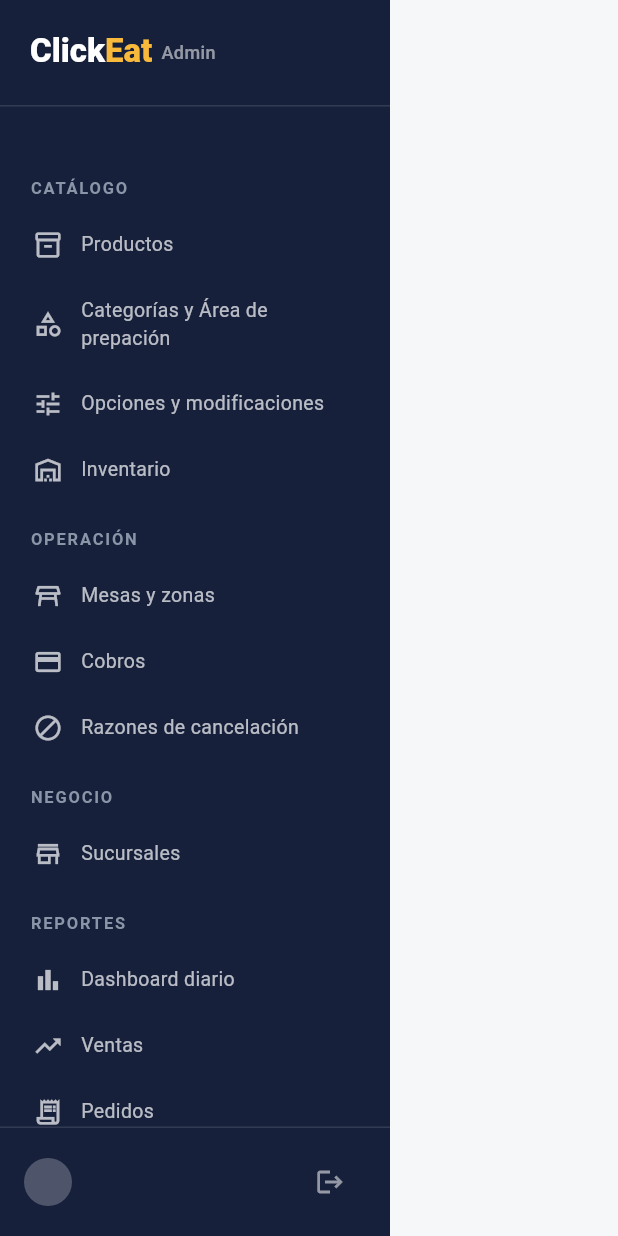
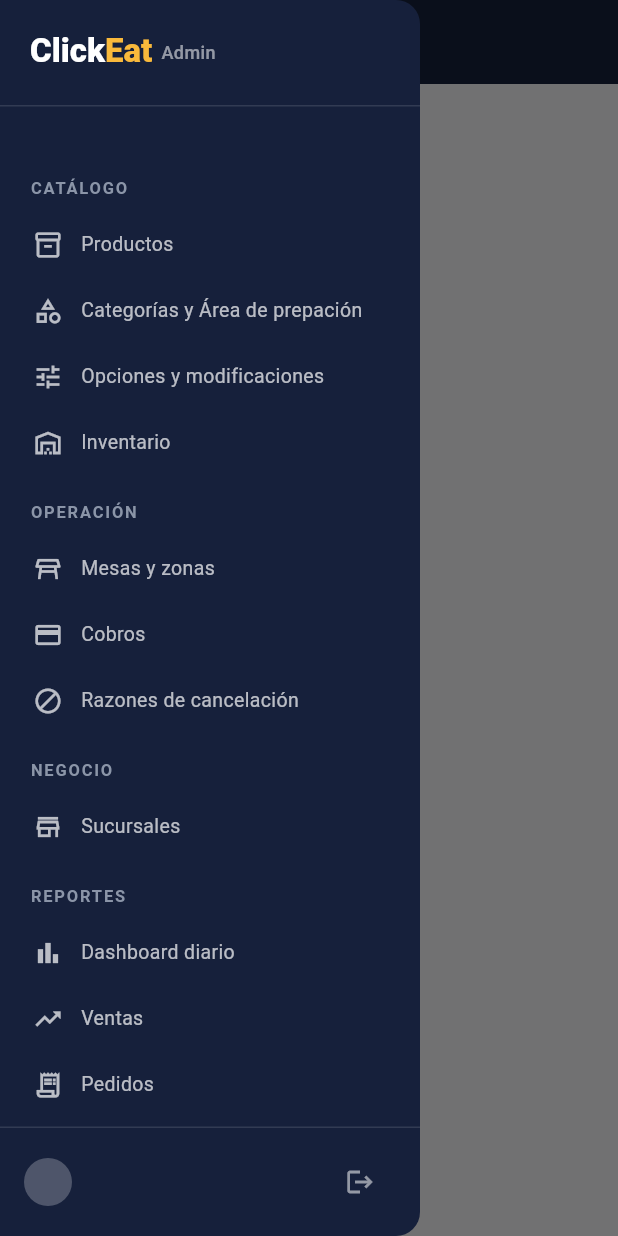
Before and after one commit to Tannake/DS-CLICKEAT-WEB-ADMIN-QA, a Flutter app: the ShellPage screen opened directly with empty values, with the side drawer open (before the commit the screen has no drawer), on a phone screen of 412 x 824 dp. Run offline on Flutter 3.47's test engine with Material 3 defaults, Android fonts, the phone set to English and light mode, and no system bars; our stand-ins replace dio, flutter_riverpod, go_router, pdf, shared_preferences, web; missing offline and left inert: dart:js_interop; accounts and stored records are empty.

Commit message:
responsive

```diff
--- /dev/null
+++ b/lib/core/responsive/breakpoints.dart
@@ -0,0 +1,3 @@
+/// Below this logical width the shell's permanent sidebar collapses into a
+/// drawer to leave room for page content (see `ShellPage`).
+const double kCompactBreakpoint = 900;
--- a/lib/features/reasons/presentation/reasons_page.dart
+++ b/lib/features/reasons/presentation/reasons_page.dart
@@ -2,6 +2,7 @@
 import 'package:flutter_riverpod/flutter_riverpod.dart';
 
 import 'package:ds_clickeat_web_admin/core/theme/app_theme.dart';
+import 'package:ds_clickeat_web_admin/core/widgets/scrollable_table.dart';
 import 'package:ds_clickeat_web_admin/features/premises/controllers/premises_controller.dart';
 import 'package:ds_clickeat_web_admin/features/reasons/controllers/reasons_controller.dart';
 import 'package:ds_clickeat_web_admin/features/reasons/models/cancel_reason.dart';
@@ -262,6 +263,8 @@
         ],
       ),
       clipBehavior: Clip.antiAlias,
+      child: ScrollableTable(
+        minWidth: 560,
         child: Column(
           children: [
             const _ReasonsTableHeader(),
@@ -281,6 +284,7 @@
               ),
             ),
           ],
+        ),
       ),
     );
   }
--- a/lib/features/shell/presentation/shell_page.dart
+++ b/lib/features/shell/presentation/shell_page.dart
@@ -2,8 +2,10 @@
 import 'package:flutter_riverpod/flutter_riverpod.dart';
 import 'package:go_router/go_router.dart';
 
+import 'package:ds_clickeat_web_admin/core/responsive/breakpoints.dart';
 import 'package:ds_clickeat_web_admin/core/theme/app_theme.dart';
 import 'package:ds_clickeat_web_admin/features/auth/controllers/session_controller.dart';
+import 'package:ds_clickeat_web_admin/features/auth/models/session.dart';
 import 'package:ds_clickeat_web_admin/features/premises/controllers/premises_controller.dart';
 import 'package:ds_clickeat_web_admin/features/premises/models/premise.dart';
 
@@ -69,6 +71,8 @@
 }
 
 class _ShellPageState extends ConsumerState<ShellPage> {
+  final _scaffoldKey = GlobalKey<ScaffoldState>();
+
   @override
   void initState() {
     super.initState();
@@ -97,8 +101,16 @@
     final premState = ref.watch(premisesControllerProvider);
     final session = ref.watch(sessionControllerProvider);
     final currentPath = GoRouterState.of(context).uri.path;
+    final sidebarContent =
+        _buildSidebarContent(premState, session, currentPath);
 
+    return LayoutBuilder(
+      builder: (context, constraints) {
+        final compact = constraints.maxWidth < kCompactBreakpoint;
+
+        if (!compact) {
           return Scaffold(
+            key: _scaffoldKey,
             backgroundColor: AppColors.background,
             body: Row(
               children: [
@@ -107,12 +119,55 @@
                   width: 260,
                   child: Material(
                     color: AppColors.sidebar,
-              child: Column(
+                    child: sidebarContent,
+                  ),
+                ),
+                // Content area
+                Expanded(child: widget.child),
+              ],
+            ),
+          );
+        }
+
+        return Scaffold(
+          key: _scaffoldKey,
+          backgroundColor: AppColors.background,
+          drawer: Drawer(
+            width: 280,
+            backgroundColor: AppColors.sidebar,
+            child: SafeArea(child: sidebarContent),
+          ),
+          body: Column(
+            children: [
+              _CompactTopBar(
+                premState: premState,
+                currentPath: currentPath,
+                onMenuTap: () => _scaffoldKey.currentState?.openDrawer(),
+                onSelectPremise: (id) => ref
+                    .read(premisesControllerProvider.notifier)
+                    .select(id),
+              ),
+              Expanded(child: widget.child),
+            ],
+          ),
+        );
+      },
+    );
+  }
+
+  /// The sidebar's content (logo, branch selector, menu, user/logout),
+  /// shared between the permanent wide-layout sidebar and the compact
+  /// layout's drawer.
+  Widget _buildSidebarContent(
+    PremisesState premState,
+    Session? session,
+    String currentPath,
+  ) {
+    return Column(
       children: [
         // Logo
         Padding(
-                    padding: const EdgeInsets.symmetric(
-                        horizontal: 20, vertical: 24),
+          padding: const EdgeInsets.symmetric(horizontal: 20, vertical: 24),
           child: Row(
             children: [
               RichText(
@@ -123,13 +178,8 @@
                     height: 1.0,
                   ),
                   children: [
-                              TextSpan(
-                                  text: 'Click',
-                                  style: TextStyle(color: Colors.white)),
-                              TextSpan(
-                                  text: 'Eat',
-                                  style:
-                                      TextStyle(color: AppColors.accent)),
+                    TextSpan(text: 'Click', style: TextStyle(color: Colors.white)),
+                    TextSpan(text: 'Eat', style: TextStyle(color: AppColors.accent)),
                   ],
                 ),
               ),
@@ -145,8 +195,7 @@
             ],
           ),
         ),
-                  const Divider(
-                      color: Colors.white12, height: 1, thickness: 1),
+        const Divider(color: Colors.white12, height: 1, thickness: 1),
         // Branch / premise selector — hidden on Reportes, since
         // those screens let the user pick their own business(es)
         // per report instead of relying on this global selector.
@@ -173,8 +222,7 @@
                         premises: premState.premises,
                         selectedId: premState.selectedPremId,
                         onSelect: (id) => ref
-                                      .read(
-                                          premisesControllerProvider.notifier)
+                            .read(premisesControllerProvider.notifier)
                             .select(id),
                       )
                     : const SizedBox.shrink(),
@@ -202,18 +250,21 @@
                     icon: item.icon,
                     label: item.label,
                     selected: currentPath == item.route,
-                              onTap: () => context.go(item.route),
+                    onTap: () {
+                      if (_scaffoldKey.currentState?.isDrawerOpen ?? false) {
+                        Navigator.of(context).pop();
+                      }
+                      context.go(item.route);
+                    },
                   ),
               ],
             ],
           ),
         ),
         // User / logout
-                  const Divider(
-                      color: Colors.white12, height: 1, thickness: 1),
+        const Divider(color: Colors.white12, height: 1, thickness: 1),
         Padding(
-                    padding: const EdgeInsets.symmetric(
-                        horizontal: 16, vertical: 12),
+          padding: const EdgeInsets.symmetric(horizontal: 16, vertical: 12),
           child: Row(
             children: [
               CircleAvatar(
@@ -221,8 +272,7 @@
                 backgroundColor: Colors.white24,
                 child: Text(
                   session != null
-                                ? _initials(
-                                    session.userName, session.userLastname)
+                      ? _initials(session.userName, session.userLastname)
                       : '',
                   style: const TextStyle(
                     color: Colors.white,
@@ -246,12 +296,9 @@
                 ),
               ),
               IconButton(
-                          icon: const Icon(Icons.logout,
-                              color: Colors.white54, size: 20),
+                icon: const Icon(Icons.logout, color: Colors.white54, size: 20),
                 onPressed: () async {
-                            await ref
-                                .read(sessionControllerProvider.notifier)
-                                .logout();
+                  await ref.read(sessionControllerProvider.notifier).logout();
                   if (context.mounted) context.go('/login');
                 },
                 tooltip: 'Cerrar sesión',
@@ -260,12 +307,74 @@
           ),
         ),
       ],
+    );
+  }
+}
+
+/// Slim top bar shown instead of the permanent sidebar on narrow viewports:
+/// a hamburger button that opens the sidebar as a drawer, the wordmark, and
+/// (outside Reportes) the branch selector.
+class _CompactTopBar extends StatelessWidget {
+  final PremisesState premState;
+  final String currentPath;
+  final VoidCallback onMenuTap;
+  final ValueChanged<int> onSelectPremise;
+
+  const _CompactTopBar({
+    required this.premState,
+    required this.currentPath,
+    required this.onMenuTap,
+    required this.onSelectPremise,
+  });
+
+  @override
+  Widget build(BuildContext context) {
+    return Material(
+      color: AppColors.sidebar,
+      child: SafeArea(
+        bottom: false,
+        child: SizedBox(
+          height: 56,
+          child: Padding(
+            padding: const EdgeInsets.symmetric(horizontal: 8),
+            child: Row(
+              children: [
+                IconButton(
+                  icon: const Icon(Icons.menu, color: Colors.white),
+                  onPressed: onMenuTap,
+                  tooltip: 'Menú',
+                ),
+                RichText(
+                  text: const TextSpan(
+                    style: TextStyle(
+                      fontSize: 18,
+                      fontWeight: FontWeight.w800,
+                      height: 1.0,
+                    ),
+                    children: [
+                      TextSpan(text: 'Click', style: TextStyle(color: Colors.white)),
+                      TextSpan(text: 'Eat', style: TextStyle(color: AppColors.accent)),
+                    ],
+                  ),
+                ),
+                const Spacer(),
+                if (!currentPath.startsWith('/app/reports') &&
+                    !premState.loading &&
+                    premState.premises.isNotEmpty)
+                  Flexible(
+                    child: ConstrainedBox(
+                      constraints: const BoxConstraints(maxWidth: 220),
+                      child: _BranchSelector(
+                        premises: premState.premises,
+                        selectedId: premState.selectedPremId,
+                        onSelect: onSelectPremise,
                       ),
                     ),
                   ),
-          // Content area
-          Expanded(child: widget.child),
               ],
+            ),
+          ),
+        ),
       ),
     );
   }
```
Also changed, not shown: lib/core/widgets/scrollable_table.dart (added, +41 -0 lines), lib/features/categories/presentation/categories_page.dart (+9 -2 lines), lib/features/inventory/presentation/inventory_edit_dialog.dart (+25 -8 lines), lib/features/inventory/presentation/inventory_page.dart (+33 -26 lines), lib/features/products/presentation/product_detail_panel.dart (+12 -3 lines), lib/features/products/presentation/products_page.dart (+29 -25 lines), lib/features/reports/presentation/reports_page.dart (+24 -14 lines), lib/features/variants/presentation/variants_page.dart (+10 -2 lines). Lines whose indentation alone changed are shown as unchanged.
